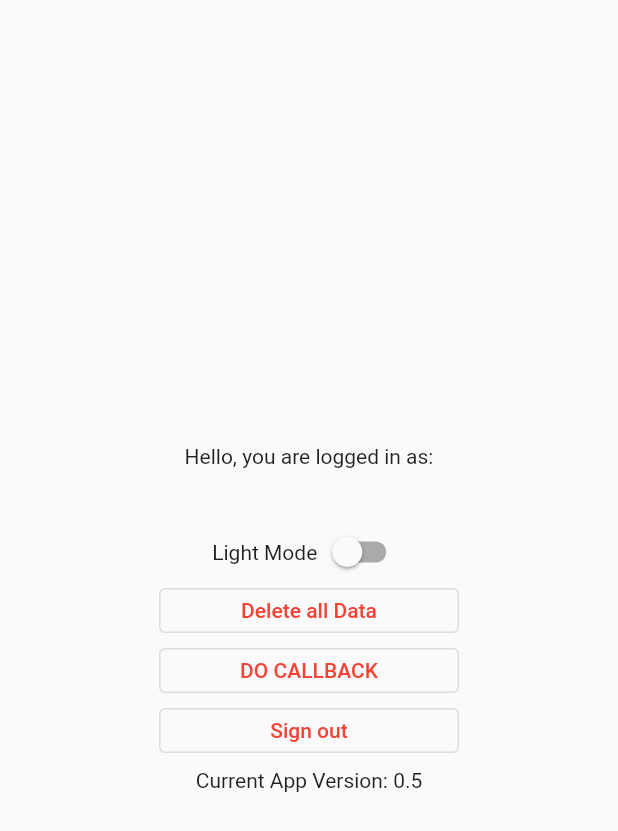
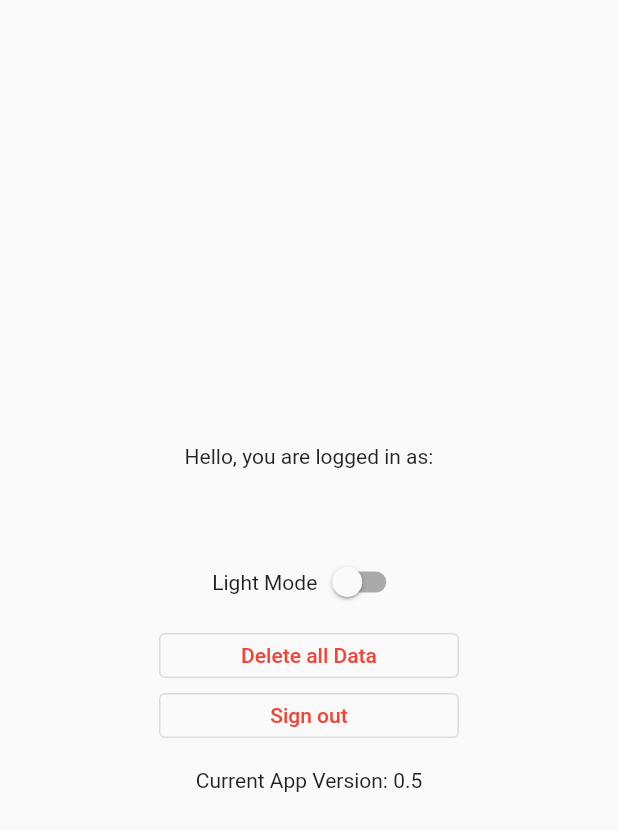
Before and after one commit to perperam/Blindspot, a Flutter app: the SettingsTab screen opened directly with empty values, on a phone screen of 412 x 824 dp. Shown: the top 831 px of the screen. Run offline on Flutter 3.47's test engine with Material 2 defaults, Android fonts, the phone set to English and light mode, and no system bars; our stand-ins replace camera, cloud_firestore, firebase_auth, firebase_core, flutter_signin_button, google_sign_in and 2 more; accounts and stored records are empty; project files that could hold a hidden picture were left out.

Commit message:
last think i cleaned

```diff
--- a/lib/reusable/widgets/image_view.dart
+++ b/lib/reusable/widgets/image_view.dart
@@ -74,7 +74,7 @@ class _ImageBuilder extends State<ImageBuilder> {
           }
           );
     } else if (mode == 'listview') {
-      return const IconButton(icon: Icon(Icons.settings), onPressed: null);
+      return const SizedBox.shrink();
     } else {
       return const Icon(Icons.circle);
     }
--- a/lib/screens/tabs_home/tab_settings.dart
+++ b/lib/screens/tabs_home/tab_settings.dart
@@ -2,7 +2,6 @@ import 'package:flutter/material.dart';
 import 'package:hive/hive.dart';
 import 'package:hive_flutter/hive_flutter.dart';
 
-import '../../reusable/widgets/settings_button_red.dart';
 import 'package:blindspot/config/config.dart';
 
 // import settings widgets
@@ -34,13 +33,13 @@ class _SettingsTab extends State<SettingsTab> {
             crossAxisAlignment: CrossAxisAlignment.center,
             children: <Widget>[
               ActiveUserSetting(),
+              const SizedBox(height: 20),
               DarkModeSetting(darkMode: widget.darkMode),
+              const SizedBox(height: 10),
               DeleteAllDataSetting(callback: widget.callback),
               const SizedBox(height: 10),
-              RedSettingsButton(text: 'DO CALLBACK', onPressed: widget.callback),
-              const SizedBox(height: 10),
               LogOutInSetting(),
-              const SizedBox(height: 10),
+              const SizedBox(height: 20),
               const AppVersionSetting(),
             ])
     ));
```
